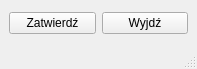
Above: src/ui/wChooseCourts.ui from messer440/obslugaTurnieji before the change. Below: the same form after it.
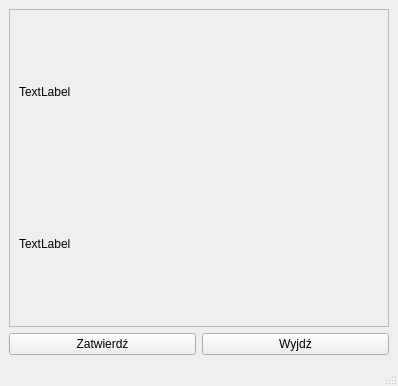
That is the form after the change.

Commit message: wChooseCourts layout

The edit to the form file:
```diff
--- a/src/ui/wChooseCourts.ui
+++ b/src/ui/wChooseCourts.ui
@@ -6,8 +6,8 @@
    <rect>
     <x>0</x>
     <y>0</y>
-    <width>197</width>
-    <height>69</height>
+    <width>398</width>
+    <height>386</height>
    </rect>
   </property>
   <property name="sizePolicy">
@@ -21,20 +21,53 @@
   </property>
   <widget class="QWidget" name="centralwidget">
    <layout class="QGridLayout" name="gridLayout">
-    <item row="0" column="0">
-     <widget class="QPushButton" name="buttonApply">
-      <property name="text">
-       <string>Zatwierdź</string>
-      </property>
-     </widget>
-    </item>
-    <item row="0" column="1">
+    <item row="2" column="1">
      <widget class="QPushButton" name="buttonExit">
       <property name="text">
        <string>Wyjdź</string>
       </property>
      </widget>
     </item>
+    <item row="2" column="0">
+     <widget class="QPushButton" name="buttonApply">
+      <property name="text">
+       <string>Zatwierdź</string>
+      </property>
+     </widget>
+    </item>
+    <item row="1" column="0" colspan="2">
+     <widget class="QScrollArea" name="scrollArea">
+      <property name="widgetResizable">
+       <bool>true</bool>
+      </property>
+      <widget class="QWidget" name="scrollAreaWidgetContents">
+       <property name="geometry">
+        <rect>
+         <x>0</x>
+         <y>0</y>
+         <width>376</width>
+         <height>308</height>
+        </rect>
+       </property>
+       <layout class="QGridLayout" name="gridLayout_2">
+        <item row="2" column="1">
+         <widget class="QLabel" name="label_2">
+          <property name="text">
+           <string>TextLabel</string>
+          </property>
+         </widget>
+        </item>
+        <item row="1" column="1">
+         <widget class="QLabel" name="label">
+          <property name="text">
+           <string>TextLabel</string>
+          </property>
+         </widget>
+        </item>
+       </layout>
+      </widget>
+     </widget>
+    </item>
    </layout>
   </widget>
   <widget class="QStatusBar" name="statusbar"/>
```
The commit also changes 20 other files.
